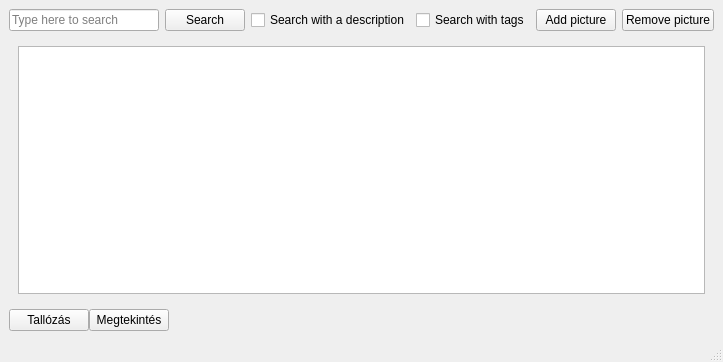
First picture: the form in dkc1dh/mainwindow.ui, repository green1490/qt, before the edit.
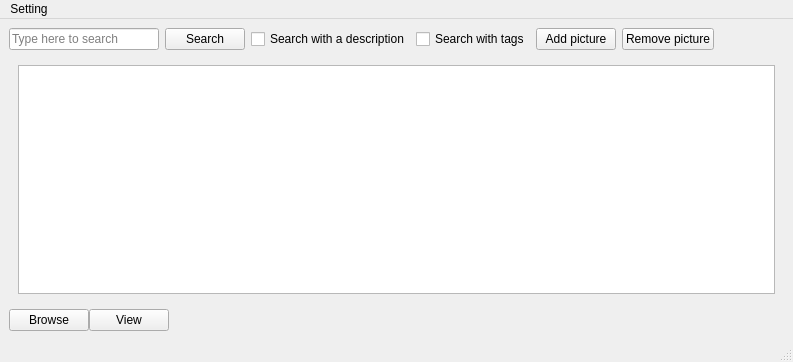
Second picture: the form after the edit. Icons and pictures are not drawn.

```diff
--- a/dkc1dh/mainwindow.ui
+++ b/dkc1dh/mainwindow.ui
@@ -6,7 +6,7 @@
    <rect>
     <x>0</x>
     <y>0</y>
-    <width>660</width>
+    <width>793</width>
     <height>362</height>
    </rect>
   </property>
@@ -226,14 +226,14 @@
       <item>
        <widget class="QPushButton" name="tallozas_pushButton">
         <property name="text">
-         <string>Tallózás</string>
+         <string>Browse</string>
         </property>
        </widget>
       </item>
       <item>
        <widget class="QPushButton" name="view_pushButton">
         <property name="text">
-         <string>Megtekintés</string>
+         <string>View</string>
         </property>
        </widget>
       </item>
@@ -259,10 +259,18 @@
     <rect>
      <x>0</x>
      <y>0</y>
-     <width>660</width>
-     <height>25</height>
+     <width>793</width>
+     <height>22</height>
     </rect>
    </property>
+   <widget class="QMenu" name="menuSetting">
+    <property name="title">
+     <string>Setting</string>
+    </property>
+    <addaction name="actionLanguage"/>
+    <addaction name="actionColor"/>
+   </widget>
+   <addaction name="menuSetting"/>
   </widget>
   <widget class="QStatusBar" name="statusbar"/>
   <action name="actionlol">
```
Left out of the diff: 9 changed lines with no effect on the pictures.
